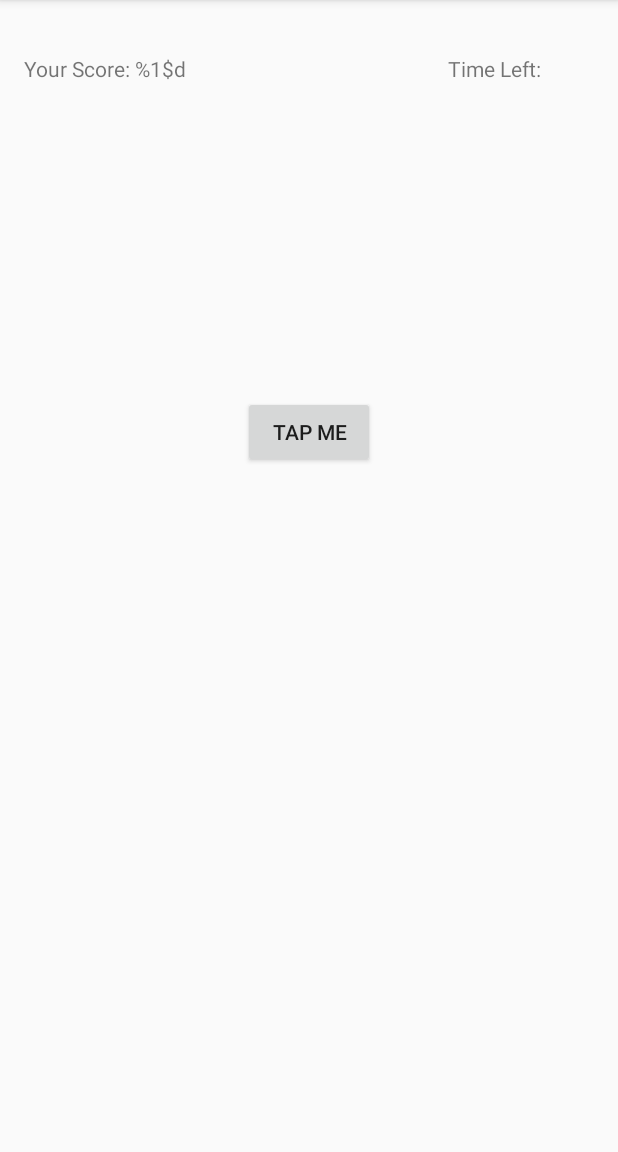
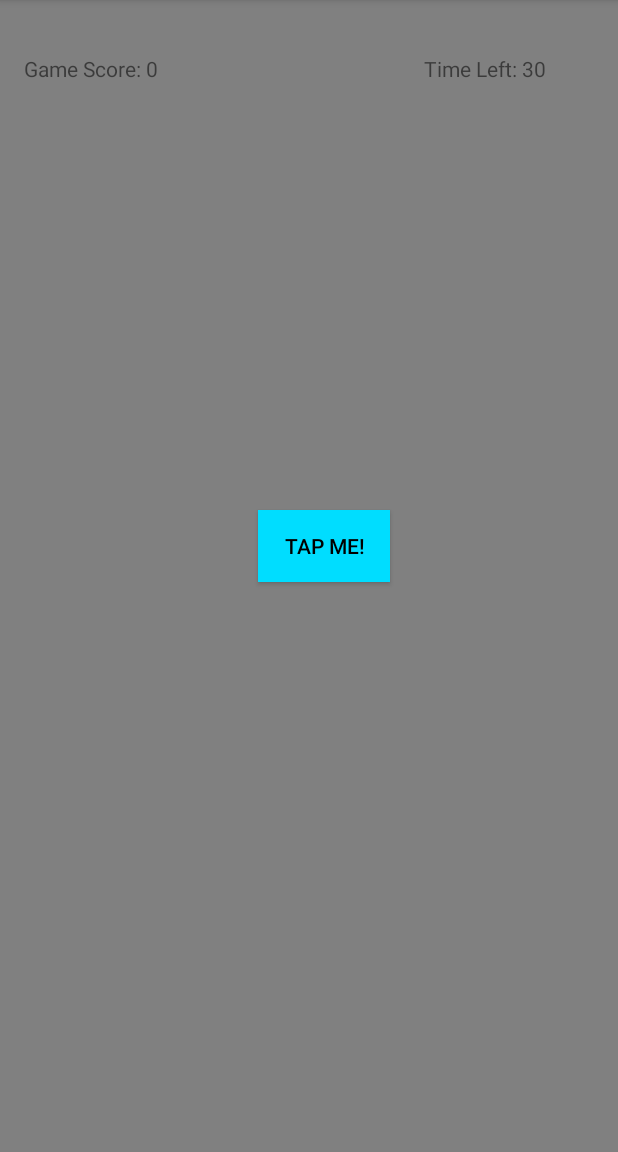
Before and after one commit to carmenjsu/aros-android, an Android app: the screen it shows after launch (MainActivity), on a phone screen of 412 x 824 dp, the part 84-1236 px from its top. Run offline under Robolectric (Android 15) with nearby library versions, the phone set to English and light mode, and no system bars.

Commit message:
adding about info

```diff
--- a/TimeFighter/app/src/main/java/com/sharpshard/timefighter/MainActivity.kt
+++ b/TimeFighter/app/src/main/java/com/sharpshard/timefighter/MainActivity.kt
@@ -2,10 +2,108 @@ package com.sharpshard.timefighter
 
 import androidx.appcompat.app.AppCompatActivity
 import android.os.Bundle
+import android.os.CountDownTimer
+import android.util.Log
+import android.view.Menu
+import android.view.MenuItem
+import android.view.animation.AnimationUtils
+import android.widget.Button
+import android.widget.TextView
+import android.widget.Toast
 
-class MainActivity : AppCompatActivity() {
-    override fun onCreate(savedInstanceState: Bundle?) {
+class MainActivity : AppCompatActivity() { //class - inheritance
+
+    internal lateinit var tapMeButton: Button  //var_name: what it is
+    internal lateinit var gameScoreTextView: TextView
+    internal lateinit var timeLeftTextView: TextView
+
+    internal var score = 0
+
+    internal var gameStarted = false
+
+    internal lateinit var countDownTimer: CountDownTimer
+    internal val initialCountDown: Long = 30000 // Long is an int can contain a long number
+    internal val CountDownInterval: Long = 1000
+
+    companion object {
+        private  val TAG = MainActivity::class.java.simpleName
+    }
+
+    override fun onCreate(savedInstanceState: Bundle?) { //def method fun - function, override inherited method, onCreate is entry point, constructor?
         super.onCreate(savedInstanceState)
-        setContentView(R.layout.activity_main)
+        setContentView(R.layout.activity_main)  // R - resource file, activity resource location, set contentview to be file
+
+        Log.d(TAG, "onCreate called. Score is: $score")
+
+        tapMeButton = findViewById(R.id.tapMeButton)  // have to come after setContentView pointed to acitivty_main
+        gameScoreTextView = findViewById(R.id.gameScoreTextView)
+        timeLeftTextView = findViewById(R.id.timeLeftTextView)
+
+        tapMeButton.setOnClickListener {view ->
+            val bounceAnimation = AnimationUtils.loadAnimation(applicationContext, R.anim.bounce)
+            view.startAnimation(bounceAnimation)
+            incrementScore()
+        }
+
+        resetGame()
+    }
+
+    override fun onCreateOtionsMenu(menu: Menu): Boolean {
+        super.onCreateOptionsMenu(menu)
+        menuInflater.inflate(R.menu.menu, menu)
+        return true
+    }
+
+    override fun onOptionsItemSelected(item: MenuItem): Boolean {
+        if (item.itemId == R.id.actionaAbout){
+            showinfo()
+        }
+        return true
+    }
+
+    private fun showinfo() {
+
+    }
+
+    private fun resetGame() {
+        score = 0
+
+        gameScoreTextView.text = getString(R.string.gameScore, score)
+
+        val initialTimeLeft = initialCountDown / 1000
+        timeLeftTextView.text = getString(R.string.timeLeft, initialTimeLeft)
+
+        countDownTimer = object : CountDownTimer(initialCountDown, CountDownInterval) {
+            override fun onTick(millisUntilFinished: Long) {
+                val timeLeft = millisUntilFinished / 1000
+                timeLeftTextView.text = getString(R.string.timeLeft, timeLeft)
+            }
+
+            override fun onFinish(){
+                endGame()
+            }
+        }
+
+        gameStarted = false
+    }
+
+    private fun incrementScore() {
+        if(!gameStarted) {
+            startGame()
+        }
+
+        score += 1
+        val newScore = getString(R.string.gameScore, score)
+        gameScoreTextView.text = newScore
+    }
+
+    private  fun startGame() {
+        countDownTimer.start()
+        gameStarted = true
+    }
+
+    private  fun endGame() {
+        Toast.makeText(applicationContext, getString(R.string.gameOverMessage, score), Toast.LENGTH_LONG).show()
+        resetGame()
     }
 }
--- /dev/null
+++ b/TimeFighter/app/src/main/res/anim/anim.xml
@@ -0,0 +1,4 @@
+<?xml version="1.0" encoding="utf-8"?>
+<set xmlns:android="http://schemas.android.com/apk/res/android">
+
+</set>
--- /dev/null
+++ b/TimeFighter/app/src/main/res/anim/bounce.xml
@@ -0,0 +1,14 @@
+<?xml version="1.0" encoding="utf-8"?>
+<set xmlns:android="http://schemas.android.com/apk/res/android"
+    android:fillAfter="true"
+    android:interpolator="@android:anim/bounce_interpolator">
+    <scale
+        android:duration = "1000"
+        android:fromXScale="2.0"
+        android:fromYScale="2.0"
+        android:pivotX="50%"
+        android:pivotY="50%"
+        android:toXScale="1.0"
+        android:toYScale="1.0"/>
+
+</set>
--- a/TimeFighter/app/src/main/res/layout/activity_main.xml
+++ b/TimeFighter/app/src/main/res/layout/activity_main.xml
@@ -2,9 +2,10 @@
 <androidx.constraintlayout.widget.ConstraintLayout xmlns:android="http://schemas.android.com/apk/res/android"
     xmlns:app="http://schemas.android.com/apk/res-auto"
     xmlns:tools="http://schemas.android.com/tools"
-    android:id="@+id/tapMeButton"
+    android:id="@+id/tapMeButton2"
     android:layout_width="match_parent"
     android:layout_height="match_parent"
+    android:background="@color/colorBackground"
     tools:context=".MainActivity">
 
     <TextView
@@ -13,7 +14,7 @@
         android:layout_height="wrap_content"
         android:layout_marginStart="16dp"
         android:layout_marginTop="36dp"
-        android:text="Your Score: %1$d"
+        android:text="@string/gameScore"
         app:layout_constraintStart_toStartOf="parent"
         app:layout_constraintTop_toTopOf="parent" />
 
@@ -23,7 +24,7 @@
         android:layout_height="wrap_content"
         android:layout_marginTop="36dp"
         android:layout_marginEnd="48dp"
-        android:text="Time Left: "
+        android:text="@string/timeLeft"
         app:layout_constraintEnd_toEndOf="parent"
         app:layout_constraintTop_toTopOf="parent" />
 
@@ -31,11 +32,11 @@
         android:id="@+id/tapMeButton"
         android:layout_width="wrap_content"
         android:layout_height="wrap_content"
-        android:layout_marginStart="161dp"
-        android:layout_marginTop="264dp"
-        android:layout_marginEnd="162dp"
-        android:text="Tap ME"
-        app:layout_constraintEnd_toEndOf="parent"
+        android:layout_marginStart="172dp"
+        android:layout_marginTop="340dp"
+        android:background="@android:color/holo_blue_bright"
+        android:text="@string/tapMe"
+        android:textColor="@android:color/black"
         app:layout_constraintStart_toStartOf="parent"
         app:layout_constraintTop_toTopOf="parent" />
 
--- /dev/null
+++ b/TimeFighter/app/src/main/res/menu/menu.xml
@@ -0,0 +1,10 @@
+<?xml version="1.0" encoding="utf-8"?>
+<menu xmlns:app="http://schemas.android.com/apk/res-auto"
+    xmlns:android="http://schemas.android.com/apk/res/android">
+
+    <item
+        android:id="@+id/actionaAbout"
+        android:icon="@android:drawable/ic_dialog_info"
+        android:title="@string/aboutMenu"
+        app:showAsAction="always" />
+</menu>
--- a/TimeFighter/app/src/main/res/values/colors.xml
+++ b/TimeFighter/app/src/main/res/values/colors.xml
@@ -3,4 +3,5 @@
     <color name="colorPrimary">#6200EE</color>
     <color name="colorPrimaryDark">#3700B3</color>
     <color name="colorAccent">#03DAC5</color>
+    <color name="colorBackground">#808080</color>
 </resources>
--- a/TimeFighter/app/src/main/res/values/strings.xml
+++ b/TimeFighter/app/src/main/res/values/strings.xml
@@ -1,3 +1,8 @@
 <resources>
     <string name="app_name">Time Fighter</string>
+    <string name="gameScore">Game Score: %1$d</string>
+    <string name="timeLeft">Time Left: %1$d</string>
+    <string name="tapMe">TAP ME!</string>
+    <string name="gameOverMessage">Times up! your score is: %1$d</string>
+    <string name="aboutMenu">About</string>
 </resources>
```
